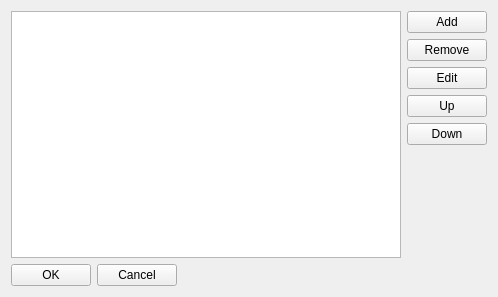
ryzom/ryzomcore, file code/nel/tools/3d/object_viewer_qt/src/plugins/material_editor/render_passes.ui: the form before one commit.
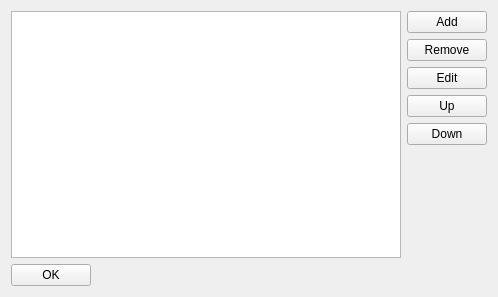
The form after the commit.

Commit message:
More GUI skeleton work. Added Shader Editor widget.
branch : gsoc2013-dfighter

Patch:
```diff
--- a/code/nel/tools/3d/object_viewer_qt/src/plugins/material_editor/render_passes.ui
+++ b/code/nel/tools/3d/object_viewer_qt/src/plugins/material_editor/render_passes.ui
@@ -125,19 +125,6 @@
        </property>
       </widget>
      </item>
-     <item>
-      <widget class="QPushButton" name="cancelButton">
-       <property name="sizePolicy">
-        <sizepolicy hsizetype="Fixed" vsizetype="Fixed">
-         <horstretch>0</horstretch>
-         <verstretch>0</verstretch>
-        </sizepolicy>
-       </property>
-       <property name="text">
-        <string>Cancel</string>
-       </property>
-      </widget>
-     </item>
      <item>
       <spacer name="horizontalSpacer">
        <property name="orientation">
```
The commit also changes 7 other files.
